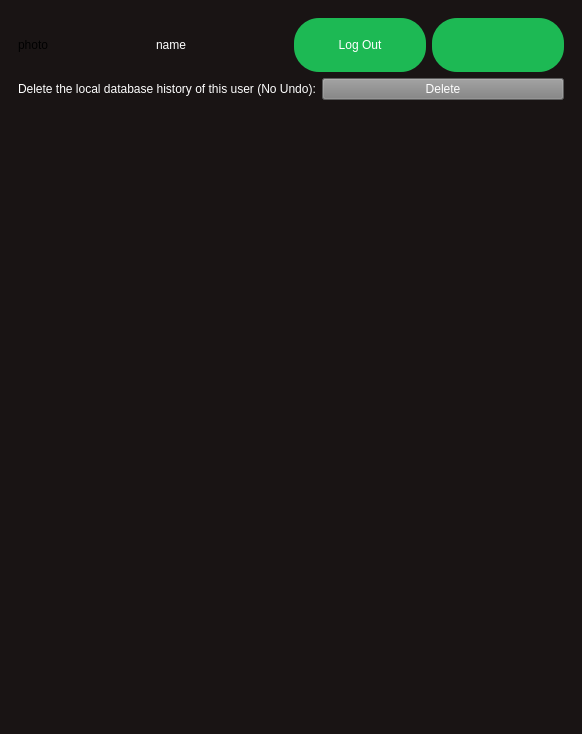
This is mutak/mainwindow.ui in ahmed-debbech/mutak as Qt 5 draws it before an edit. The edited form follows.
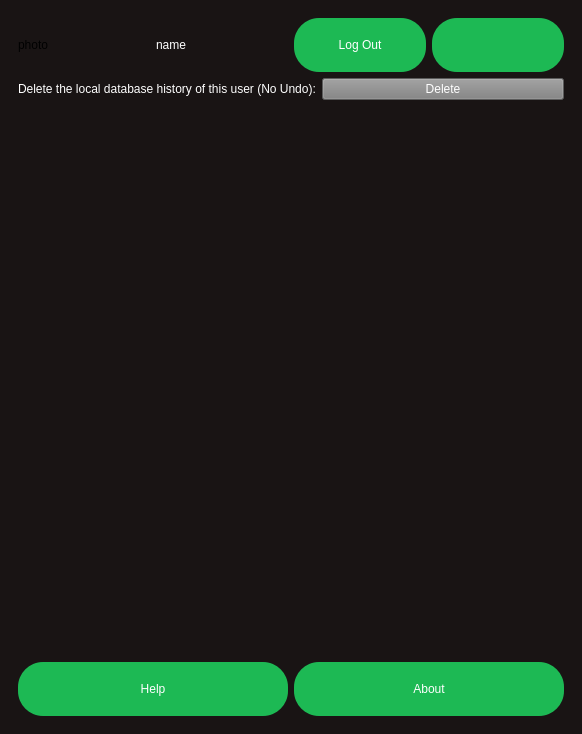
This is the edited form. The open tabs and pages were chosen to show the change.

Commit message: Add navigation cursor in class of windows

The edit to the form file:
```diff
--- a/mutak/mainwindow.ui
+++ b/mutak/mainwindow.ui
@@ -941,6 +941,56 @@
           </property>
          </spacer>
         </item>
+        <item>
+         <layout class="QHBoxLayout" name="horizontalLayout_9">
+          <item>
+           <widget class="QPushButton" name="helpsettings">
+            <property name="styleSheet">
+             <string notr="true">#helpsettings{
+color: white;
+background-color:  #1db954;
+border-radius: 25px;
+  padding: 20px;
+  width: 60px;
+font: bold 14px '://resources/fonts/Gotham-UltraItalic.otf';
+ }
+#helpsettings:hover {
+	background-color: #3AE476;
+ }
+#helpsettings:pressed{
+	background-color: #2BB85D;
+}</string>
+            </property>
+            <property name="text">
+             <string>Help</string>
+            </property>
+           </widget>
+          </item>
+          <item>
+           <widget class="QPushButton" name="aboutsettings">
+            <property name="styleSheet">
+             <string notr="true">#aboutsettings{
+color: white;
+background-color:  #1db954;
+border-radius: 25px;
+  padding: 20px;
+  width: 60px;
+font: bold 14px '://resources/fonts/Gotham-UltraItalic.otf';
+ }
+#aboutsettings:hover {
+	background-color: #3AE476;
+ }
+#aboutsettings:pressed{
+	background-color: #2BB85D;
+}</string>
+            </property>
+            <property name="text">
+             <string>About</string>
+            </property>
+           </widget>
+          </item>
+         </layout>
+        </item>
        </layout>
       </widget>
      </widget>
```
The commit also changes 4 other files.
